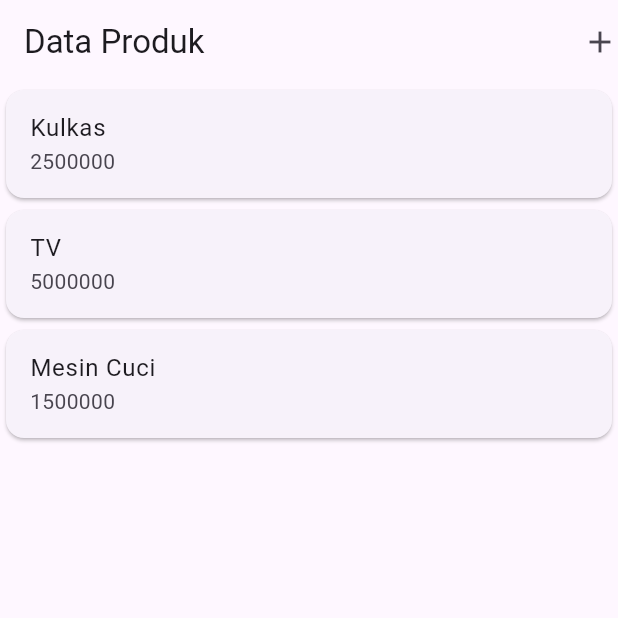
After one commit to andr-sten/aplikasi_fluterpertamaku, a Flutter app: the screen it shows after launch, on a phone screen of 412 x 824 dp, the top half of it. The commit adds this screen. Run offline on Flutter 3.47's test engine with Material 3 defaults, Android fonts, the phone set to English and light mode, and no system bars.

Commit message:
Andrean syah putra_STI202303710_TugasModule2

```diff
--- a/lib/main.dart
+++ b/lib/main.dart
@@ -1,4 +1,5 @@
-import 'package:aplikasi_flutter_pertamaku/ui/produk_form.dart';
+import 'package:aplikasi_flutter_pertamaaku/ui/produk_page.dart';
+
 import 'package:flutter/material.dart';
 
 void main() {
@@ -12,7 +13,7 @@ class MyApp extends StatelessWidget {
   Widget build(BuildContext context) {
     return const MaterialApp(
       title: "Aplikasi Flutter Pertama",
-      home: ProdukForm(),
+      home: ProdukPage(),
     );
   }
 }
--- a/lib/row_widget.dart
+++ b/lib/row_widget.dart
@@ -6,15 +6,13 @@ class RowWidget extends StatelessWidget {
   @override
   Widget build(BuildContext context) {
     return Scaffold(
-      appBar: AppBar(
-        title: const Text('Widget Row'),
-      ),
+      appBar: AppBar(title: const Text('Widget Row')),
       body: Row(
         children: const [
           Text('Row 1'),
           Text('Row 2'),
           Text('Row 3'),
-          Text('Row 4')
+          Text('Row 4'),
         ],
       ),
     );
--- /dev/null
+++ b/lib/ui/produk_page.dart
@@ -0,0 +1,81 @@
+import 'package:aplikasi_flutter_pertamaaku/ui/produk_detail.dart';
+import 'package:aplikasi_flutter_pertamaaku/ui/produk_form.dart';
+import 'package:flutter/material.dart';
+
+class ProdukPage extends StatefulWidget {
+  const ProdukPage({Key? key}) : super(key: key);
+
+  @override
+  _ProdukPageState createState() => _ProdukPageState();
+}
+
+class _ProdukPageState extends State<ProdukPage> {
+  @override
+  Widget build(BuildContext context) {
+    return Scaffold(
+      appBar: AppBar(
+        title: const Text('Data Produk'),
+        actions: [
+          GestureDetector(
+            // menampilkan icon +
+            child: const Icon(Icons.add),
+            onTap: () async {
+              // berpindah ke halaman ProdukForm
+              Navigator.push(
+                context,
+                MaterialPageRoute(builder: (context) => const ProdukForm()),
+              );
+            },
+          ),
+        ],
+      ),
+      body: ListView(
+        children: const [
+          // List 1
+          ItemProduk(kodeProduk: "A001", namaProduk: "Kulkas", harga: 2500000),
+          // List 2
+          ItemProduk(kodeProduk: "A002", namaProduk: "TV", harga: 5000000),
+          // List 3
+          ItemProduk(
+            kodeProduk: "A003",
+            namaProduk: "Mesin Cuci",
+            harga: 1500000,
+          ),
+        ],
+      ),
+    );
+  }
+}
+
+class ItemProduk extends StatelessWidget {
+  final String? kodeProduk;
+  final String? namaProduk;
+  final int? harga;
+
+  const ItemProduk({Key? key, this.kodeProduk, this.namaProduk, this.harga})
+    : super(key: key);
+
+  @override
+  Widget build(BuildContext context) {
+    return GestureDetector(
+      child: Card(
+        child: ListTile(
+          title: Text(namaProduk.toString()),
+          subtitle: Text(harga.toString()),
+        ),
+      ),
+      onTap: () {
+        Navigator.push(
+          context,
+          MaterialPageRoute(
+            builder: (context) => ProdukDetail(
+              kodeProduk: kodeProduk,
+              namaProduk: namaProduk,
+              harga: harga,
+            ),
+          ),
+        );
+      },
+    );
+  }
+}
```
Also changed, not shown: lib/ui/produk_form.dart (+13 -12 lines), pubspec.lock (added), 8 other files.
